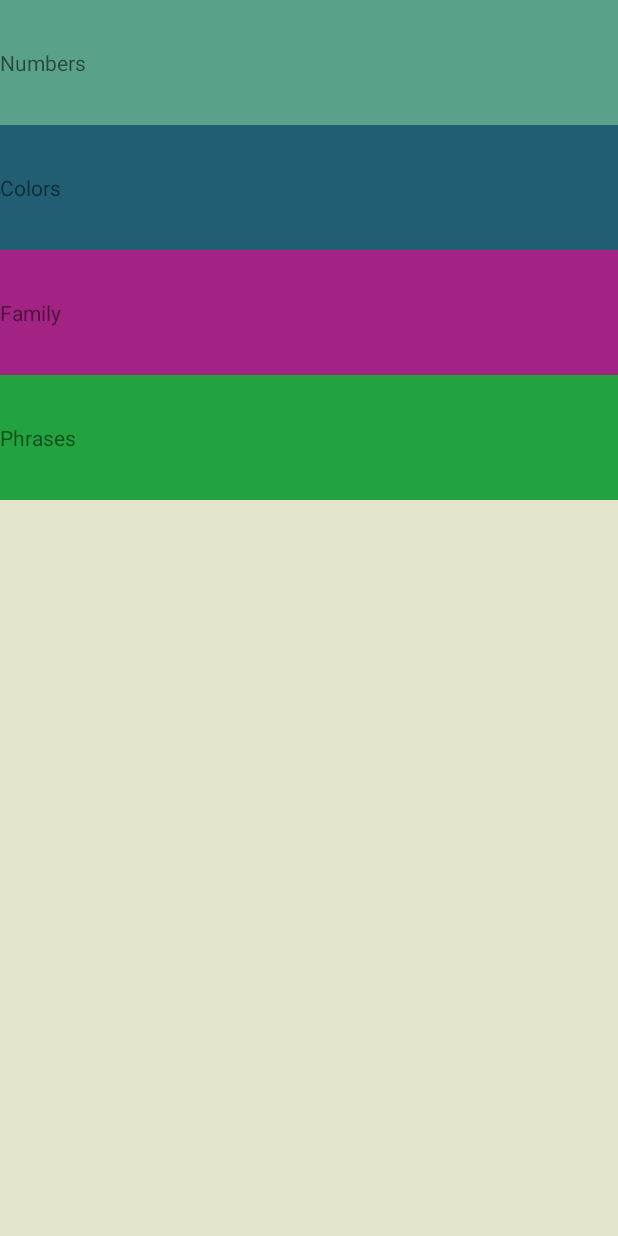
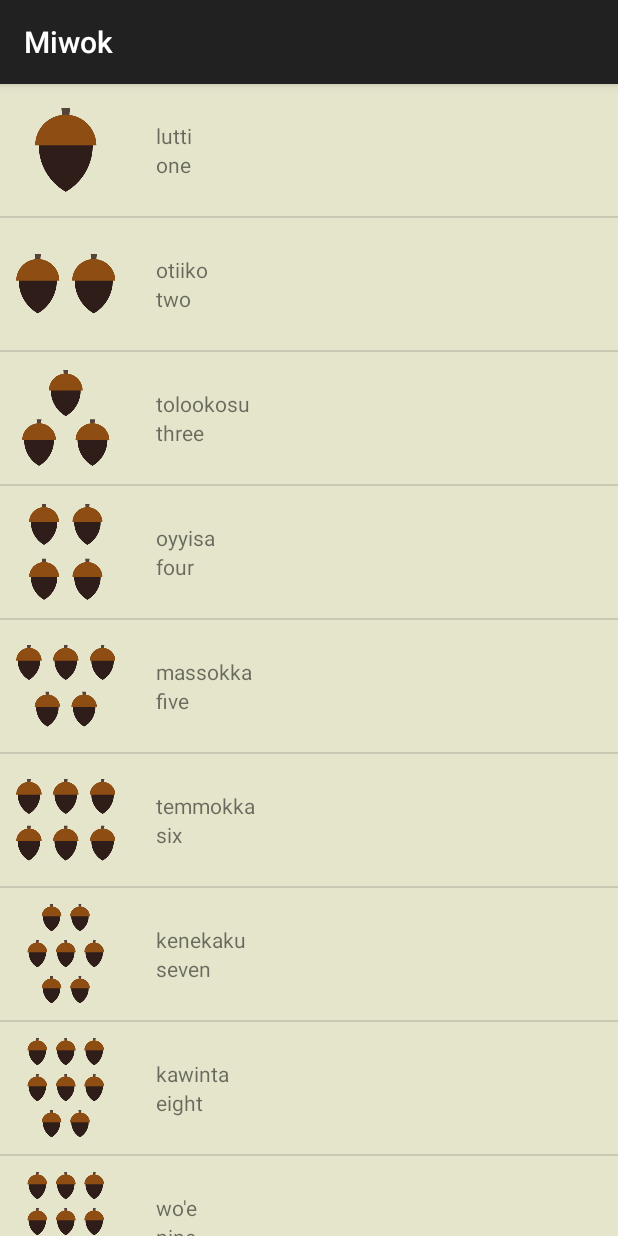
Before and after one commit to GargNishant/Miwok, an Android app: the screen it shows after launch (MainActivity), on a phone screen of 412 x 824 dp. Run offline under Robolectric (Android 15) with nearby library versions, the phone set to English and light mode, and no system bars.

Commit message:
Viewpager Added

```diff
--- a/app/src/main/java/com/example/nishantgarg/miwok/Activities/MainActivity.java
+++ b/app/src/main/java/com/example/nishantgarg/miwok/Activities/MainActivity.java
@@ -3,49 +3,22 @@ package com.example.nishantgarg.miwok.Activities;
 import android.app.Activity;
 import android.content.Intent;
 import android.os.Bundle;
+import android.support.v4.view.ViewPager;
+import android.support.v7.app.AppCompatActivity;
 import android.view.View;
 import android.widget.TextView;
 
+import com.example.nishantgarg.miwok.Helper.FragmentHelper;
 import com.example.nishantgarg.miwok.R;
 
-public class MainActivity extends Activity {
-TextView numbersID,phrasesID,familyID,colorsID;
+public class MainActivity extends AppCompatActivity {
     @Override
     protected void onCreate(Bundle savedInstanceState) {
         super.onCreate(savedInstanceState);
         setContentView(R.layout.activity_main);
-        numbersID=findViewById(R.id.NumbersActivityID);
-        phrasesID=findViewById(R.id.PhrasesActivityID);
-        colorsID=findViewById(R.id.ColorsActivityID);
-        familyID=findViewById(R.id.FamilyActivityID);
+        ViewPager viewPager = (ViewPager) findViewById(R.id.viewPager);
 
-        numbersID.setOnClickListener(new View.OnClickListener() {
-            @Override
-            public void onClick(View view) {
-                Intent intent=new Intent(MainActivity.this,NumbersActivity.class);
-                startActivity(intent);
-            }
-        });
-        phrasesID.setOnClickListener(new View.OnClickListener() {
-            @Override
-            public void onClick(View view) {
-                Intent intent=new Intent(MainActivity.this,PhrasesActivity.class);
-                startActivity(intent);
-            }
-        });
-        colorsID.setOnClickListener(new View.OnClickListener() {
-            @Override
-            public void onClick(View view) {
-                Intent intent=new Intent(MainActivity.this,ColorsActivity.class);
-                startActivity(intent);
-            }
-        });
-        familyID.setOnClickListener(new View.OnClickListener() {
-            @Override
-            public void onClick(View view) {
-                Intent intent=new Intent(MainActivity.this,FamilyActivity.class);
-                startActivity(intent);
-            }
-        });
+        FragmentHelper helper =new FragmentHelper(getSupportFragmentManager());
+        viewPager.setAdapter(helper);
     }
 }
--- a/app/src/main/java/com/example/nishantgarg/miwok/Fragments/ColorsFragment.java
+++ b/app/src/main/java/com/example/nishantgarg/miwok/Fragments/ColorsFragment.java
@@ -31,7 +31,7 @@ public class ColorsFragment extends Fragment {
     @Override
     public View onCreateView(LayoutInflater inflater, ViewGroup container,
                              Bundle savedInstanceState) {
-        View rootView = inflater.inflate(R.layout.activity_category, container,false);
+        View rootView = inflater.inflate(R.layout.activity_for_fragments, container,false);
 
         ListView ParentView=(ListView)rootView.findViewById(R.id.list);
 
--- a/app/src/main/java/com/example/nishantgarg/miwok/Fragments/FamilyFragment.java
+++ b/app/src/main/java/com/example/nishantgarg/miwok/Fragments/FamilyFragment.java
@@ -9,9 +9,7 @@ import android.view.View;
 import android.view.ViewGroup;
 import android.widget.AdapterView;
 import android.widget.ListView;
-import android.widget.TextView;
 
-import com.example.nishantgarg.miwok.Activities.FamilyActivity;
 import com.example.nishantgarg.miwok.Helper.Word;
 import com.example.nishantgarg.miwok.Helper.WordAdapter;
 import com.example.nishantgarg.miwok.R;
@@ -23,17 +21,13 @@ import java.util.ArrayList;
  */
 public class FamilyFragment extends Fragment {
     MediaPlayer mediaPlayer;
-
-
     public FamilyFragment() {
         // Required empty public constructor
     }
-
-
     @Override
     public View onCreateView(LayoutInflater inflater, ViewGroup container,
                              Bundle savedInstanceState) {
-       View rootView = inflater.inflate(R.layout.activity_category,container,false);
+       View rootView = inflater.inflate(R.layout.activity_for_fragments,container,false);
 
         ListView ParentView=(ListView)rootView.findViewById(R.id.list);
 
--- a/app/src/main/java/com/example/nishantgarg/miwok/Fragments/NumbersFragment.java
+++ b/app/src/main/java/com/example/nishantgarg/miwok/Fragments/NumbersFragment.java
@@ -27,7 +27,7 @@ public class NumbersFragment extends Fragment {
     public View onCreateView(LayoutInflater inflater, ViewGroup container,
                              Bundle savedInstanceState) {
 
-        View rootView = inflater.inflate(R.layout.activity_numbers,container,false);
+        View rootView = inflater.inflate(R.layout.activity_for_fragments,container,false);
 
         ListView ParentView=(ListView)rootView.findViewById(R.id.list);
 
--- a/app/src/main/java/com/example/nishantgarg/miwok/Fragments/PhrasesFragment.java
+++ b/app/src/main/java/com/example/nishantgarg/miwok/Fragments/PhrasesFragment.java
@@ -9,7 +9,6 @@ import android.view.View;
 import android.view.ViewGroup;
 import android.widget.AdapterView;
 import android.widget.ListView;
-import android.widget.TextView;
 
 import com.example.nishantgarg.miwok.Helper.Word;
 import com.example.nishantgarg.miwok.Helper.WordAdapter;
@@ -31,7 +30,7 @@ public class PhrasesFragment extends Fragment {
     @Override
     public View onCreateView(LayoutInflater inflater, ViewGroup container,
                              Bundle savedInstanceState) {
-        View rootView = inflater.inflate(R.layout.activity_category,container,false);
+        View rootView = inflater.inflate(R.layout.activity_for_fragments,container,false);
 
 
         ListView ParentView=(ListView)rootView.findViewById(R.id.list);
--- /dev/null
+++ b/app/src/main/java/com/example/nishantgarg/miwok/Helper/FragmentHelper.java
@@ -0,0 +1,39 @@
+package com.example.nishantgarg.miwok.Helper;
+
+import android.support.v4.app.Fragment;
+import android.support.v4.app.FragmentPagerAdapter;
+
+import com.example.nishantgarg.miwok.Fragments.ColorsFragment;
+import com.example.nishantgarg.miwok.Fragments.FamilyFragment;
+import com.example.nishantgarg.miwok.Fragments.NumbersFragment;
+import com.example.nishantgarg.miwok.Fragments.PhrasesFragment;
+
+/**
+ * Created by Nishant Garg on 09-03-2018.
+ */
+
+public class FragmentHelper extends FragmentPagerAdapter {
+
+    public FragmentHelper(android.support.v4.app.FragmentManager fm) {
+        super(fm);
+    }
+
+    @Override
+    public Fragment getItem(int position) {
+        switch (position) {
+            case 0:
+                return new NumbersFragment();
+            case 1:
+                return new FamilyFragment();
+            case 2:
+                return new ColorsFragment();
+            default:
+                return new PhrasesFragment();
+        }
+    }
+
+    @Override
+    public int getCount() {
+        return 4;
+    }
+}
--- a/app/src/main/res/layout/activity_numbers.xml
+++ b/app/src/main/res/layout/activity_for_fragments.xml
@@ -5,4 +5,4 @@
     android:orientation="vertical"
     android:layout_width="match_parent"
     android:layout_height="match_parent"
-    tools:context="com.example.nishantgarg.miwok.Activities.NumbersActivity"/>
+    tools:context="com.example.nishantgarg.miwok.Activities.MainActivity"/>
--- a/app/src/main/res/layout/activity_main.xml
+++ b/app/src/main/res/layout/activity_main.xml
@@ -6,36 +6,8 @@
     android:background="@color/Miwok_background"
     xmlns:android="http://schemas.android.com/apk/res/android"
     tools:context="com.example.nishantgarg.miwok.Activities.MainActivity">
-    <TextView
+    <android.support.v4.view.ViewPager
+        android:id="@+id/viewPager"
         android:layout_width="match_parent"
-        android:layout_height="wrap_content"
-        android:id="@+id/NumbersActivityID"
-        android:paddingTop="@dimen/vertical_top_margin"
-        android:paddingBottom="@dimen/activity_vertical_margin"
-        android:background="@color/numbers_background"
-        android:text="@string/category_numbers"/>
-    <TextView
-        android:layout_width="match_parent"
-        android:layout_height="wrap_content"
-        android:paddingTop="@dimen/activity_vertical_margin"
-        android:paddingBottom="@dimen/activity_vertical_margin"
-        android:id="@+id/ColorsActivityID"
-        android:background="@color/colors_background"
-        android:text="@string/category_colors"/>
-    <TextView
-        android:layout_width="match_parent"
-        android:layout_height="wrap_content"
-        android:id="@+id/FamilyActivityID"
-        android:background="@color/family_background"
-        android:paddingTop="@dimen/activity_vertical_margin"
-        android:paddingBottom="@dimen/activity_vertical_margin"
-        android:text="@string/category_family"/>
-    <TextView
-        android:layout_width="match_parent"
-        android:layout_height="wrap_content"
-        android:id="@+id/PhrasesActivityID"
-        android:background="@color/phrases_background"
-        android:paddingTop="@dimen/activity_vertical_margin"
-        android:paddingBottom="@dimen/activity_vertical_margin"
-        android:text="@string/category_phrases"/>
+        android:layout_height="match_parent"/>
 </LinearLayout>
```
Also changed, not shown: app/src/main/AndroidManifest.xml (+0 -11 lines), app/src/main/java/com/example/nishantgarg/miwok/Activities/ColorsActivity.java (deleted, +0 -20 lines), app/src/main/java/com/example/nishantgarg/miwok/Activities/FamilyActivity.java (deleted, +0 -24 lines), app/src/main/java/com/example/nishantgarg/miwok/Activities/NumbersActivity.java (deleted, +0 -20 lines), app/src/main/java/com/example/nishantgarg/miwok/Activities/PhrasesActivity.java (deleted, +0 -19 lines).
